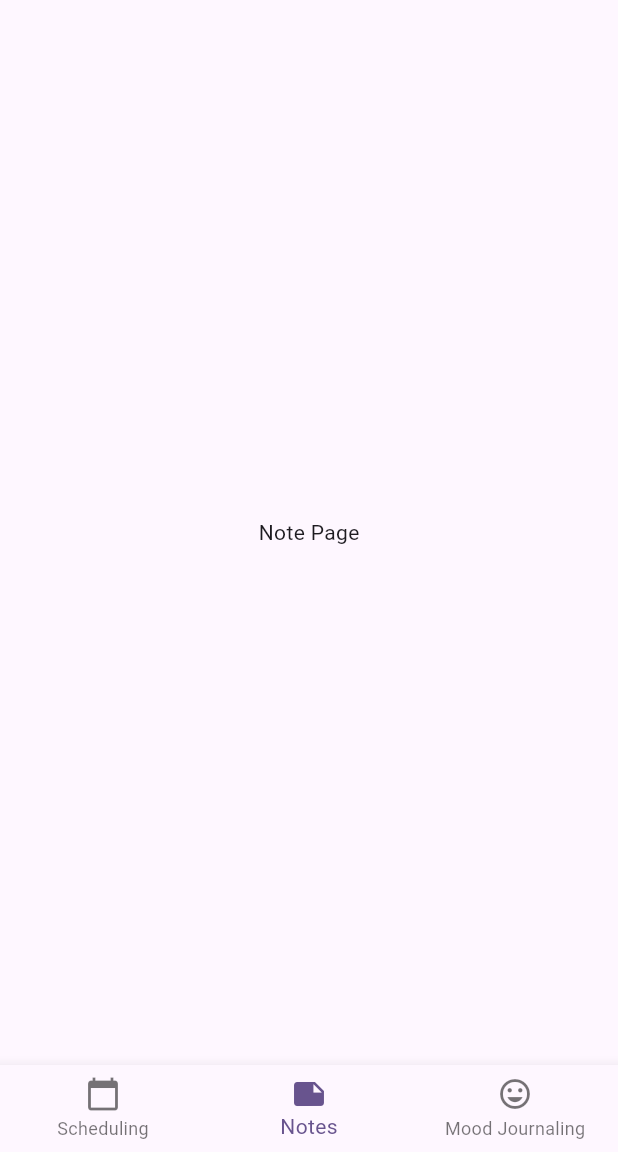
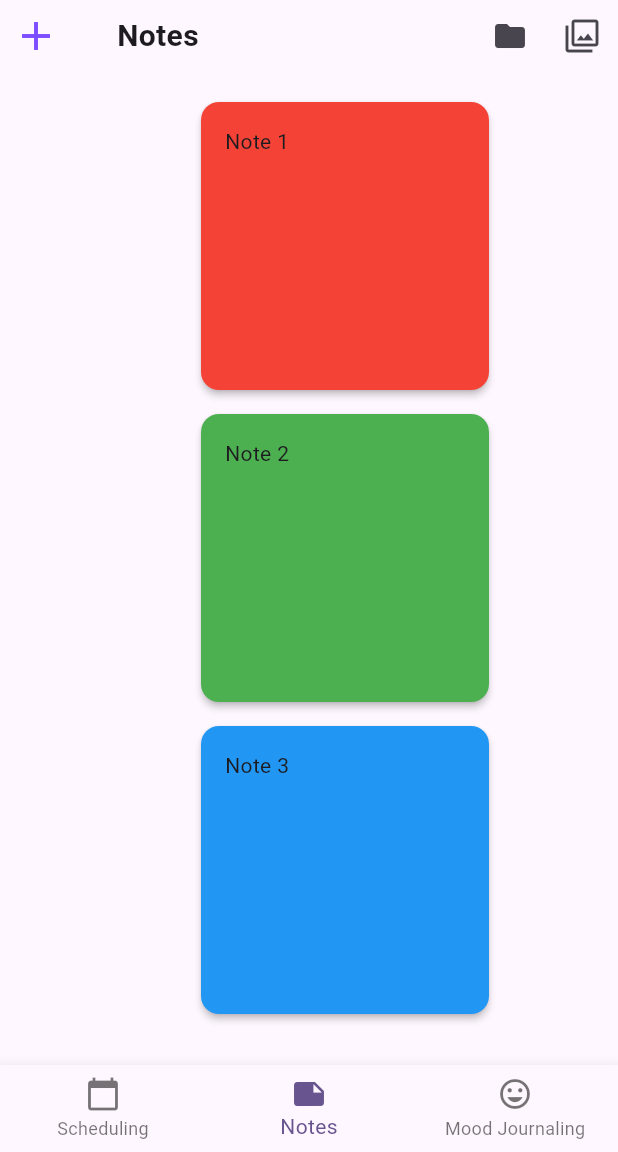
Before and after one commit to Learnathon-By-Geeky-Solutions/powerpuff-girls, a Flutter app: the screen it shows after launch, on a phone screen of 412 x 824 dp, the part 84-1236 px from its top. Run offline on Flutter 3.47's test engine with Material 3 defaults, Android fonts, the phone set to English and light mode, and no system bars.

Commit message:
add:basic note structure added

```diff
--- a/quick_quill/lib/noteMain.dart
+++ b/quick_quill/lib/noteMain.dart
@@ -1,13 +1,165 @@
 import 'package:flutter/material.dart';
 
-class NoteMain extends StatelessWidget {
+class Note {
+  late final String content;
+  late final Color color;
+  Note({required this.content, required this.color});
+}
+
+
+class NoteMain extends StatefulWidget {
   const NoteMain({super.key});
 
   @override
+  State<NoteMain> createState() => _NoteMainState();
+}
+
+class _NoteMainState extends State<NoteMain> {
+  bool _showColorOptions = false;
+  final List<Color> _noteColors = [
+    Colors.red,
+    Colors.green,
+    Colors.blue,
+    Colors.yellow,
+    Colors.purple,
+    ];
+  Color? _selectedColor;
+  final List<Note> _notes = [
+    Note(content: 'Note 1', color: Colors.red),
+    Note(content: 'Note 2', color: Colors.green),
+    Note(content: 'Note 3', color: Colors.blue),
+  ];
+  void _toggleColorOptions() {
+    setState(() {
+      _showColorOptions = !_showColorOptions;
+    });
+  }
+  void _selectColor(Color color) {
+    setState(() {
+      _selectedColor = color;
+      _showColorOptions = false;
+      _notes.add(Note(content: 'New Note', color: color));
+    });
+
+  }
+  @override
   Widget build(BuildContext context) {
-    return const Center(child: Text("Note Page"));
+    return Scaffold(
+      body: Row(
+        children: [
+          Stack(
+            children: [
+              if(_showColorOptions)
+                Positioned(
+                  top: 60,
+                  left: 15,
+                  child: Column(
+                    children: _noteColors
+                        .asMap()
+                        .entries
+                        .map((entry) => AnimatedBuilder(animation: AlwaysStoppedAnimation(_showColorOptions), builder: (context,child)
+    {
+    return Opacity(opacity: _showColorOptions ? 1:0,
+    child: AnimatedContainer(
+    duration:  Duration(milliseconds: 300+entry.key*100),
+    curve: Curves.easeInOut,
+    margin: EdgeInsets.only(top: entry.key==0?0:8.0),
+    child: GestureDetector(
+      onTap: () => _selectColor(entry.value),
+      child: Container(
+        width: 32,
+        height: 32,
+        decoration: BoxDecoration(
+          color: entry.value,
+          shape: BoxShape.circle,
+          border: Border.all(
+            color: Colors.white,
+            width: 2,
+          ),
+          boxShadow: [
+            BoxShadow(
+              color: Colors.black.withOpacity(0.2),
+              blurRadius: 6,
+              offset: const Offset(0,2),
+            )
+          ],
+        ),
+      ),
+      ),
+    ),
+    );
+    },
+    ))
+      .toList(),
+      ),
+  ),
+              Column(
+                  children: [
+                    IconButton(onPressed: _toggleColorOptions, icon: Icon(Icons.add),
+                      color: Colors.deepPurpleAccent,
+                      iconSize: 32,
+                    ),
+                  ],
+          ),
+    ],
+          ),
+    Expanded(child: Column(
+    children: [
+    Row(
+    children:[
+    SizedBox(width: 30,),
+    Text('Notes',
+    style: TextStyle(
+    fontSize: 20,
+    fontWeight: FontWeight.bold),
+    ),
+    Spacer(),
+      IconButton(onPressed: (){}, icon: Icon(Icons.folder),
+    ),
+    IconButton(onPressed: (){}, icon: Icon(Icons.filter),
+    ),
+    ],
+    ),
+    Expanded(
+    child: Padding(
+    padding: const EdgeInsets.all(16.0),
+    child: SingleChildScrollView(
+    child: Wrap(
+    spacing: 8,
+    runSpacing: 8,
+    children: _notes
+        .map((note)=> SizedBox(
+    width: 200,
+    height: 200,
+    child: Card(
+    elevation: 2,
+    color: note.color,
+    child: Padding(
+    padding: const EdgeInsets.all(16.0),
+    child: Text(note.content),
+    ),
+    ),
+    ))
+    .toList(),
+    ),
+
+    ),
+    )
+
+    ),
+    ],
+    ),
+    ),
+    ],
+    ),
+    );
   }
-}class SchedulingPage extends StatelessWidget {
+}
+
+
+
+
+class SchedulingPage extends StatelessWidget {
   const SchedulingPage({super.key});
 
   @override
```
